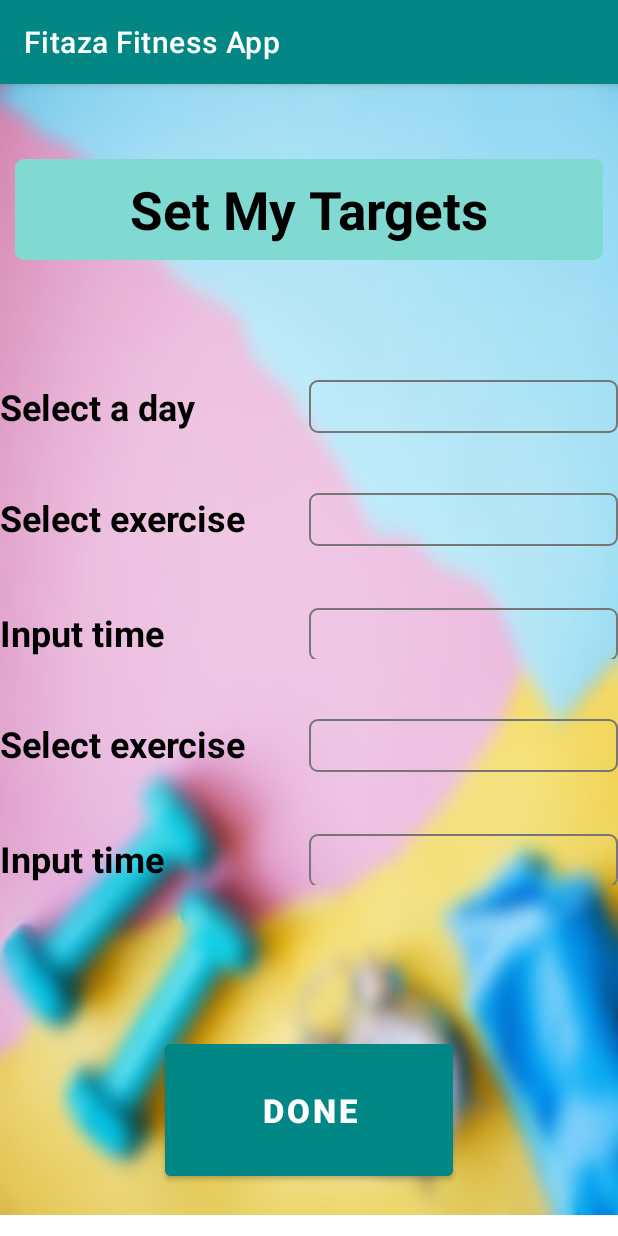
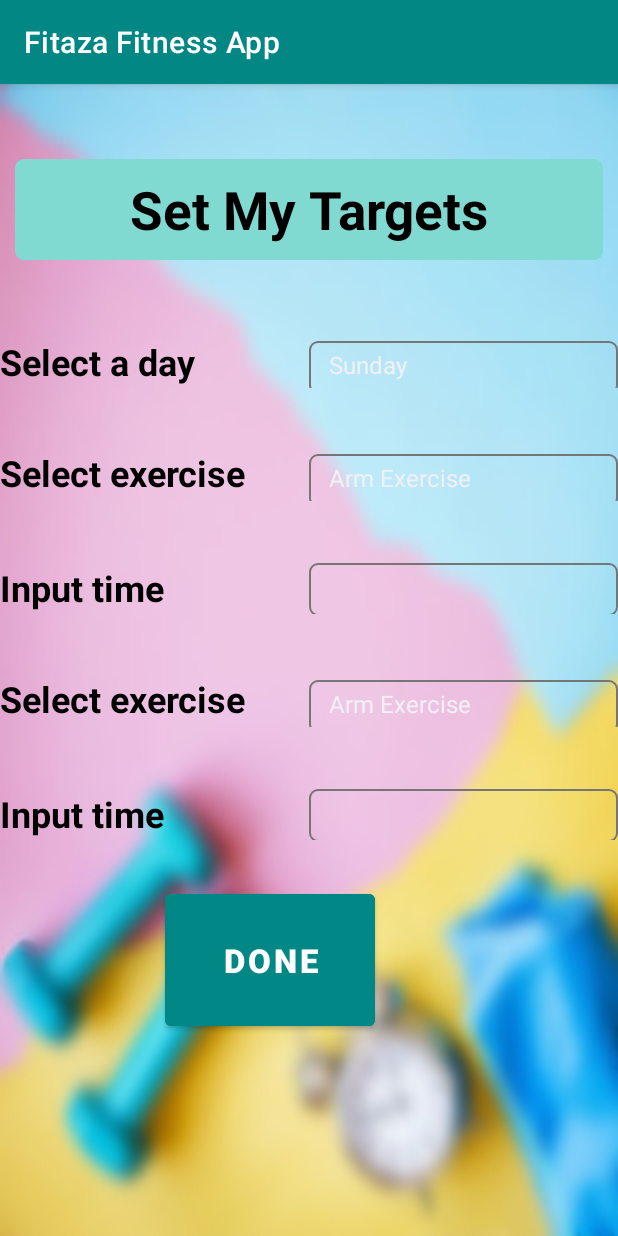
Before and after one commit to IT20382094/Fitaza, an Android app: the SetTimeTableActivity screen opened directly, with no data from a screen before it, on a phone screen of 412 x 824 dp. Run offline under Robolectric (Android 15) with nearby library versions, the phone set to English and light mode, and no system bars; our stand-ins replace Firebase (no records; nobody signed in at launch, a user with empty details on screens opened directly).

Commit message:
ui designs

```diff
--- a/app/src/main/java/com/example/fitazafitnessapp/SetTimeTableActivity.java
+++ b/app/src/main/java/com/example/fitazafitnessapp/SetTimeTableActivity.java
@@ -23,8 +23,8 @@ public class SetTimeTableActivity extends AppCompatActivity {
     EditText time1, time2;
     private Button btnSet;
     private Spinner spinnerDay, spinnerExercise1, spinnerExercise2;
-//    private static final String[] pathsDay = {"Sunday", "Monday", "Tuesday", "Wednesday", "Thursday", "Friday", "Saturday"};
-//    private static final String[] pathsExercise = {"Arm Exercise", "Thigh Exercise"};
+    private static final String[] pathsDay = {"Sunday", "Monday", "Tuesday", "Wednesday", "Thursday", "Friday", "Saturday"};
+    private static final String[] pathsExercise = {"Arm Exercise", "Thigh Exercise"};
 
     DatabaseReference dbRef;
 
@@ -33,23 +33,23 @@ public class SetTimeTableActivity extends AppCompatActivity {
         super.onCreate(savedInstanceState);
         setContentView(R.layout.activity_set_time_table);
 
-//        spinnerDay = (Spinner) findViewById(R.id.spinner_day);
-//        ArrayAdapter<String> adapterDay = new ArrayAdapter<String>(getApplicationContext(),
-//                android.R.layout.simple_spinner_item, pathsDay);
-//        adapterDay.setDropDownViewResource(android.R.layout.simple_spinner_dropdown_item);
-//        spinnerDay.setAdapter(adapterDay);
-//
-//        spinnerExercise1 = (Spinner) findViewById(R.id.spinner_exercise1);
-//        ArrayAdapter<String> adapterExercise1 = new ArrayAdapter<String>(getApplicationContext(),
-//                android.R.layout.simple_spinner_item, pathsExercise);
-//        adapterExercise1.setDropDownViewResource(android.R.layout.simple_spinner_dropdown_item);
-//        spinnerExercise1.setAdapter(adapterExercise1);
-//
-//        spinnerExercise2 = (Spinner) findViewById(R.id.spinner_exercise2);
-//        ArrayAdapter<String> adapterExercise2 = new ArrayAdapter<String>(getApplicationContext(),
-//                android.R.layout.simple_spinner_item, pathsExercise);
-//        adapterExercise2.setDropDownViewResource(android.R.layout.simple_spinner_dropdown_item);
-//        spinnerExercise2.setAdapter(adapterExercise2);
+        spinnerDay = (Spinner) findViewById(R.id.spinner_day);
+        ArrayAdapter<String> adapterDay = new ArrayAdapter<String>(getApplicationContext(),
+                android.R.layout.simple_spinner_item, pathsDay);
+        adapterDay.setDropDownViewResource(android.R.layout.simple_spinner_dropdown_item);
+        spinnerDay.setAdapter(adapterDay);
+
+        spinnerExercise1 = (Spinner) findViewById(R.id.spinner_exercise1);
+        ArrayAdapter<String> adapterExercise1 = new ArrayAdapter<String>(getApplicationContext(),
+                android.R.layout.simple_spinner_item, pathsExercise);
+        adapterExercise1.setDropDownViewResource(android.R.layout.simple_spinner_dropdown_item);
+        spinnerExercise1.setAdapter(adapterExercise1);
+
+        spinnerExercise2 = (Spinner) findViewById(R.id.spinner_exercise2);
+        ArrayAdapter<String> adapterExercise2 = new ArrayAdapter<String>(getApplicationContext(),
+                android.R.layout.simple_spinner_item, pathsExercise);
+        adapterExercise2.setDropDownViewResource(android.R.layout.simple_spinner_dropdown_item);
+        spinnerExercise2.setAdapter(adapterExercise2);
 
 
         btnSet = findViewById(R.id.btn_set);
--- a/app/src/main/java/com/example/fitazafitnessapp/WorkoutStepsActivity.java
+++ b/app/src/main/java/com/example/fitazafitnessapp/WorkoutStepsActivity.java
@@ -75,8 +75,6 @@ public class WorkoutStepsActivity extends AppCompatActivity {
             workoutobj.setWorkoutStartTime(start_time.getText().toString().trim());
             workoutobj.setWorkoutTargetTime(target_time.getText().toString().trim());
 
-//            dbRef.push().setValue(workoutobj);
-
             dbRef.child("Workout").setValue(workoutobj);
             //feedback to user via a toast message
             Toast.makeText(getApplicationContext(), "Data saved successfully", Toast.LENGTH_SHORT).show();
--- a/app/src/main/res/layout/activity_meal_plan_calculator.xml
+++ b/app/src/main/res/layout/activity_meal_plan_calculator.xml
@@ -35,7 +35,7 @@
         android:layout_width="match_parent"
         android:paddingRight="20dp"
         android:paddingLeft="20dp"
-        android:layout_marginTop="35dp"
+        android:layout_marginTop="50dp"
         android:layout_height="wrap_content"
         android:weightSum="2">
 
@@ -61,7 +61,7 @@
             android:paddingTop="4dp"
             android:paddingRight="5dp"
             android:paddingBottom="8dp"
-            android:textAlignment="center"
+            android:textAlignment="textEnd"
             android:textSize="16dp"
             tools:ignore="TouchTargetSizeCheck" />
 
@@ -207,7 +207,7 @@
         android:layout_height="wrap_content"
         android:layout_gravity="center_horizontal"
         android:weightSum="2"
-        android:layout_marginTop="60dp"
+        android:layout_marginTop="100dp"
         android:layout_marginBottom="20dp">
 
         <Button
--- a/app/src/main/res/layout/activity_set_time_table.xml
+++ b/app/src/main/res/layout/activity_set_time_table.xml
@@ -3,7 +3,7 @@
     xmlns:app="http://schemas.android.com/apk/res-auto"
     xmlns:tools="http://schemas.android.com/tools"
     android:layout_width="fill_parent"
-    android:layout_height="wrap_content"
+    android:layout_height="match_parent"
     android:fillViewport="true"
     android:background="@drawable/ttable">
 
@@ -41,7 +41,7 @@
         android:layout_width="match_parent"
         android:layout_height="wrap_content"
         android:weightSum="2"
-        android:layout_marginTop="80dp">
+        android:layout_marginTop="50dp">
 
         <TextView
             android:layout_width="0dp"
@@ -63,6 +63,7 @@
             android:paddingTop="4dp"
             android:paddingRight="5dp"
             android:paddingBottom="8dp"
+            android:autofillHints="creditCardExpirationDate"
             tools:ignore="SpeakableTextPresentCheck,TouchTargetSizeCheck" />
 
     </LinearLayout>
@@ -190,7 +191,7 @@
         android:layout_height="wrap_content"
         android:layout_gravity="center_horizontal"
         android:weightSum="2"
-        android:layout_marginTop="100dp"
+        android:layout_marginTop="10dp"
         android:layout_marginBottom="20dp">
 
 <!--        <Button-->
@@ -211,16 +212,17 @@
 
         <Button
             android:id="@+id/btn_set"
-            android:layout_width="match_parent"
+            android:layout_width="wrap_content"
             android:layout_height="100dp"
             android:layout_marginRight="100dp"
             android:layout_marginLeft="100dp"
+            android:layout_marginTop="20dp"
             android:layout_weight="1"
             android:backgroundTint="@color/teal_700"
-            android:paddingTop="15dp"
-            android:paddingBottom="15dp"
-            android:paddingLeft="25dp"
-            android:paddingRight="25dp"
+            android:paddingTop="1dp"
+            android:paddingBottom="1dp"
+            android:paddingLeft="10dp"
+            android:paddingRight="10dp"
             android:text="Done"
             android:textSize="22dp"
             android:textStyle="bold" />
--- a/app/src/main/res/layout/activity_workout_focus.xml
+++ b/app/src/main/res/layout/activity_workout_focus.xml
@@ -45,7 +45,7 @@
                 android:backgroundTint="@color/teal_700"
                 android:paddingTop="15dp"
                 android:paddingBottom="15dp"
-                android:text="Belly"
+                android:text="ABS"
                 android:textSize="25dp"
                 android:textStyle="bold"/>
 
--- a/app/src/main/res/layout/activity_workout_steps.xml
+++ b/app/src/main/res/layout/activity_workout_steps.xml
@@ -4,7 +4,7 @@
     xmlns:app="http://schemas.android.com/apk/res-auto"
     xmlns:tools="http://schemas.android.com/tools"
     android:layout_width="match_parent"
-    android:layout_height="wrap_content"
+    android:layout_height="match_parent"
     android:orientation="vertical"
     android:paddingLeft="10dp"
     android:paddingRight="10dp"
```
Also changed, not shown: app/src/main/res/layout/activity_meal_plan_result.xml (+6 -3 lines).
